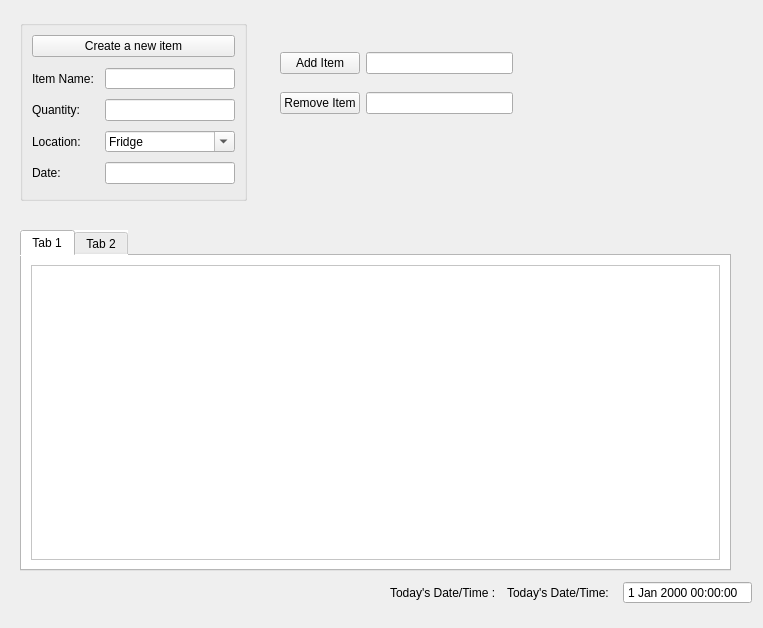
Above: QtDesigner/My_House_Inventory_01.ui from ngogb02/CS50P-Final-Project before the change. Below: the same form after it.
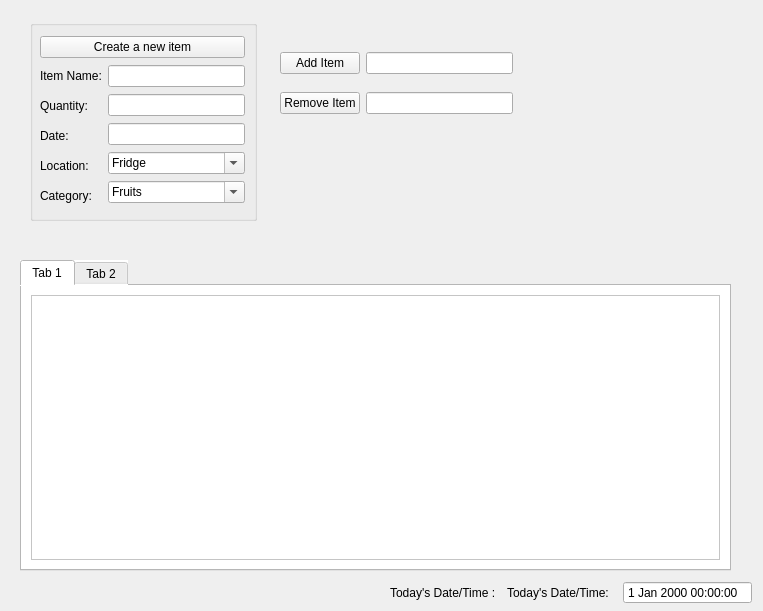
That is the form after the change. Icons and pictures are not drawn.

The edit to the form file:
```diff
--- a/QtDesigner/My_House_Inventory_01.ui
+++ b/QtDesigner/My_House_Inventory_01.ui
@@ -10,7 +10,7 @@
     <x>0</x>
     <y>0</y>
     <width>763</width>
-    <height>628</height>
+    <height>611</height>
    </rect>
   </property>
   <property name="windowTitle">
@@ -149,9 +149,9 @@
    <property name="geometry">
     <rect>
      <x>20</x>
-     <y>230</y>
+     <y>260</y>
      <width>711</width>
-     <height>341</height>
+     <height>311</height>
     </rect>
    </property>
    <property name="autoFillBackground">
@@ -197,10 +197,10 @@
    </property>
    <property name="geometry">
     <rect>
-     <x>20</x>
+     <x>30</x>
      <y>20</y>
      <width>227</width>
-     <height>181</height>
+     <height>201</height>
     </rect>
    </property>
    <property name="minimumSize">
@@ -221,19 +221,17 @@
    <property name="checkable">
     <bool>false</bool>
    </property>
-   <layout class="QVBoxLayout" name="verticalLayout_4">
-    <item>
-     <layout class="QVBoxLayout" name="verticalLayout_3" stretch="0,0">
-      <property name="spacing">
-       <number>11</number>
-      </property>
-      <property name="sizeConstraint">
-       <enum>QLayout::SizeConstraint::SetNoConstraint</enum>
-      </property>
-      <property name="bottomMargin">
-       <number>5</number>
-      </property>
-      <item>
+   <widget class="QWidget" name="">
+    <property name="geometry">
+     <rect>
+      <x>10</x>
+      <y>16</y>
+      <width>205</width>
+      <height>172</height>
+     </rect>
+    </property>
+    <layout class="QGridLayout" name="gridLayout_2">
+     <item row="0" column="0">
        <widget class="QPushButton" name="Create_An_Item_Button">
         <property name="text">
          <string>Create a new item</string>
@@ -244,14 +242,8 @@
         </property>
        </widget>
       </item>
-      <item>
-       <layout class="QFormLayout" name="formLayout">
-        <property name="verticalSpacing">
-         <number>10</number>
-        </property>
-        <property name="bottomMargin">
-         <number>0</number>
-        </property>
+     <item row="1" column="0">
+      <layout class="QGridLayout" name="gridLayout">
         <item row="0" column="0">
          <widget class="QLabel" name="label_item_name">
           <property name="text">
@@ -259,34 +251,15 @@
           </property>
          </widget>
         </item>
-        <item row="0" column="1">
+       <item row="0" column="1" rowspan="5">
+        <layout class="QVBoxLayout" name="verticalLayout_3">
+         <item>
          <widget class="QLineEdit" name="Create_Item_Item_Name_Line_Edit"/>
         </item>
-        <item row="1" column="0">
-         <widget class="QLabel" name="label_quantity">
-          <property name="text">
-           <string>Quantity:</string>
-          </property>
-         </widget>
-        </item>
-        <item row="1" column="1">
+         <item>
          <widget class="QLineEdit" name="Create_Item_Quantity_Line_Edit"/>
         </item>
-        <item row="2" column="0">
-         <widget class="QLabel" name="label_location">
-          <property name="text">
-           <string>Location:</string>
-          </property>
-         </widget>
-        </item>
-        <item row="3" column="0">
-         <widget class="QLabel" name="label_date">
-          <property name="text">
-           <string>Date:</string>
-          </property>
-         </widget>
-        </item>
-        <item row="3" column="1">
+         <item>
          <widget class="QLineEdit" name="Create_Item_Date_Line_Edit">
           <property name="inputMask">
            <string/>
@@ -296,7 +269,7 @@
           </property>
          </widget>
         </item>
-        <item row="2" column="1">
+         <item>
          <widget class="QComboBox" name="Location_comboBox">
           <property name="editable">
            <bool>true</bool>
@@ -346,11 +319,67 @@
           </item>
          </widget>
         </item>
-       </layout>
-      </item>
+         <item>
+          <widget class="QComboBox" name="Category_comboBox">
+           <property name="editable">
+            <bool>true</bool>
+           </property>
+           <item>
+            <property name="text">
+             <string>Fruits</string>
+            </property>
+           </item>
+           <item>
+            <property name="text">
+             <string>Ingredients</string>
+            </property>
+           </item>
+           <item>
+            <property name="text">
+             <string>Snow Gear</string>
+            </property>
+           </item>
+           <item>
+            <property name="text">
+             <string>Bathroom</string>
+            </property>
+           </item>
+          </widget>
+         </item>
+        </layout>
+       </item>
+       <item row="1" column="0">
+        <widget class="QLabel" name="label_quantity">
+         <property name="text">
+          <string>Quantity:</string>
+         </property>
+        </widget>
+       </item>
+       <item row="2" column="0">
+        <widget class="QLabel" name="label_date">
+         <property name="text">
+          <string>Date:</string>
+         </property>
+        </widget>
+       </item>
+       <item row="3" column="0">
+        <widget class="QLabel" name="label_location">
+         <property name="text">
+          <string>Location:</string>
+         </property>
+        </widget>
+       </item>
+       <item row="4" column="0">
+        <widget class="QLabel" name="label">
+         <property name="text">
+          <string>Category:</string>
+         </property>
+        </widget>
+       </item>
      </layout>
     </item>
    </layout>
+   </widget>
   </widget>
  </widget>
  <resources>
```
Lines whose indentation alone changed are shown as unchanged.
